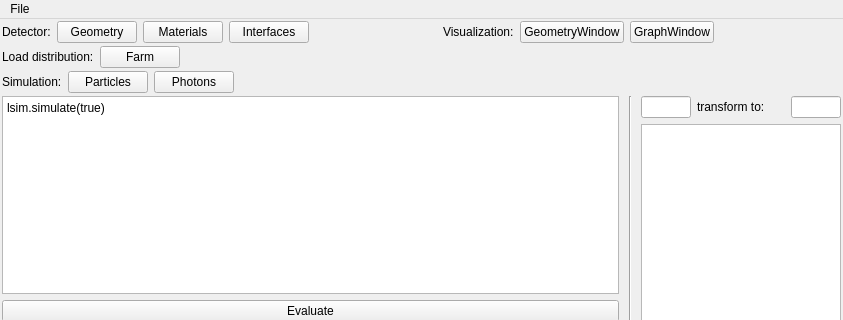
andrmor/ANTS3bundle, file ants3bundle/src/ants3/gui/mainwindow.ui: the form before one commit; both pictures show x 0 to 843 and y 0 to 320 of the 843 by 577 pixel window.
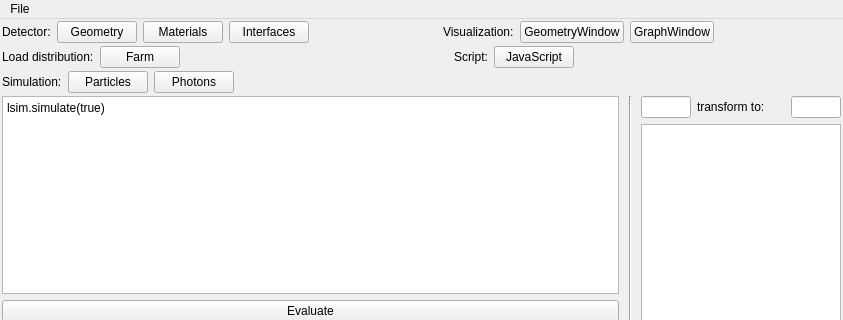
The form after the commit.

Commit message: add script window

```diff
--- a/ants3bundle/src/ants3/gui/mainwindow.ui
+++ b/ants3bundle/src/ants3/gui/mainwindow.ui
@@ -144,6 +144,33 @@
         </property>
        </spacer>
       </item>
+      <item>
+       <widget class="QLabel" name="label_6">
+        <property name="text">
+         <string>Script:</string>
+        </property>
+       </widget>
+      </item>
+      <item>
+       <widget class="QPushButton" name="pbJavaScript">
+        <property name="text">
+         <string>JavaScript</string>
+        </property>
+       </widget>
+      </item>
+      <item>
+       <spacer name="horizontalSpacer_5">
+        <property name="orientation">
+         <enum>Qt::Horizontal</enum>
+        </property>
+        <property name="sizeHint" stdset="0">
+         <size>
+          <width>40</width>
+          <height>20</height>
+         </size>
+        </property>
+       </spacer>
+      </item>
      </layout>
     </item>
     <item>
```
The commit also changes 18 other files.
